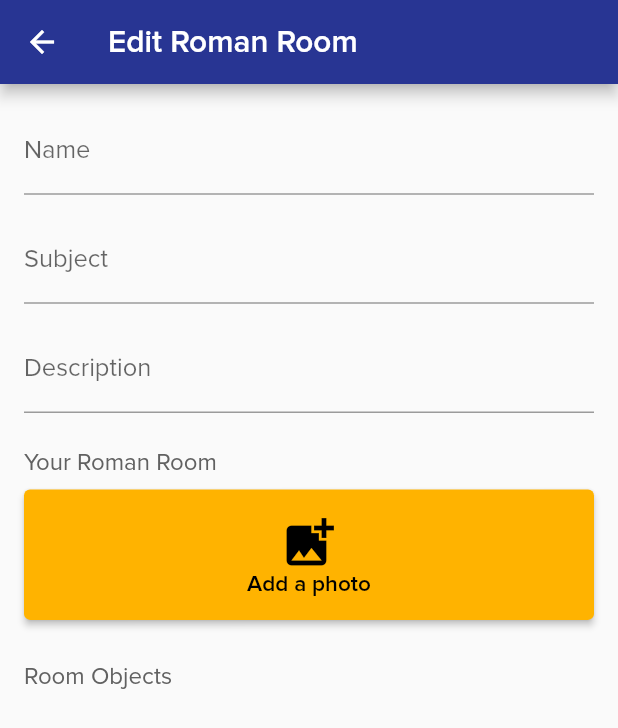
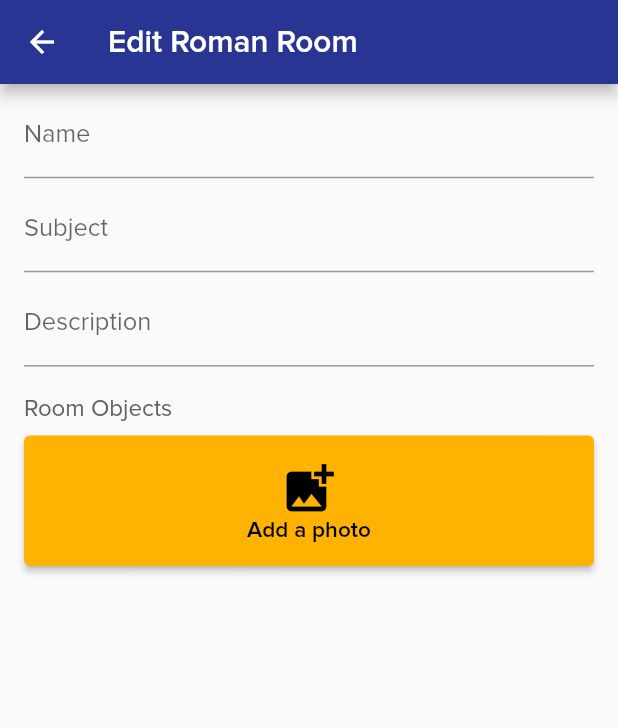
Before and after one commit to AnsonH/comp4521_gp4_accelyst, a Flutter app: the RoomEdit screen opened directly, on a phone screen of 412 x 824 dp. Shown: the top 728 px of the screen. Run offline on Flutter 3.47's test engine with Material 2 defaults, Android fonts, the light colour scheme and no system bars; our stand-ins replace audioplayers, awesome_notifications, flutter_spinkit, image_picker, photo_view, reorderable_grid_view and 3 more; accounts and stored records are empty; project files that could hold a hidden picture were left out.

Commit message:
Bug fixes for Roman Room: Edit/Create New

```diff
--- a/lib/screens/mnemonics/roman_room/room_edit.dart
+++ b/lib/screens/mnemonics/roman_room/room_edit.dart
@@ -1,6 +1,7 @@
 import 'dart:io';
 import 'package:comp4521_gp4_accelyst/models/roman_room/roman_room.dart';
 import 'package:comp4521_gp4_accelyst/models/roman_room/roman_room_item.dart';
+import 'package:comp4521_gp4_accelyst/utils/constants/theme_data.dart';
 import 'package:comp4521_gp4_accelyst/widgets/roman_room/photo_grid/add_photo_button.dart';
 import 'package:comp4521_gp4_accelyst/widgets/roman_room/photo_grid/photo_grid.dart';
 import 'package:flutter/material.dart';
@@ -17,34 +18,46 @@ class RoomEdit extends StatefulWidget {
 class _RoomEditState extends State<RoomEdit> {
   final _formKey = GlobalKey<FormState>();
 
-  // TODO: Unfinished
+  /// Whether users can reorder the room object grid items.
+  bool allowReorder = false;
+
+  // TODO: Load room data from storage service
   final roomData = RomanRoom(
     id: "foo",
     items: [],
   );
 
-  final List<RomanRoomItem> _images = [];
-
   void _addImage(XFile image) {
+    // TODO: Save the image to a persistent, non-cache folder
     // Image is saved to `/data/data/com.example.comp4521_gp4_accelyst/cache`
     // Use "Device File Explorer" to view local files: https://developer.android.com/studio/debug/device-file-explorer
-    setState(() {
-      _images.add(RomanRoomItem(
+    final newRoomItem = RomanRoomItem(
       id: const Uuid().v4(),
       imageFile: File(image.path),
-      ));
+    );
+    newRoomItem.description = newRoomItem.id;
+
+    setState(() {
+      roomData.items.add(newRoomItem);
     });
   }
 
   void _deleteImage(String id) {
-    final imageToRemove = _images.firstWhere((item) => item.id == id);
+    final imageToRemove = roomData.items.firstWhere((item) => item.id == id);
 
     // image_picker always saves images to this app's cache folder. Hence, removing an image chosen from
     // image gallery will only delete the one from the cache folder, not the original copy in the image gallery.
     imageToRemove.imageFile?.delete();
 
     setState(() {
-      _images.removeWhere((image) => image.id == id);
+      roomData.items.removeWhere((image) => image.id == id);
+    });
+  }
+
+  void _onReorder(int oldIndex, int newIndex) {
+    setState(() {
+      final element = roomData.items.removeAt(oldIndex);
+      roomData.items.insert(newIndex, element);
     });
   }
 
@@ -59,62 +72,31 @@ class _RoomEditState extends State<RoomEdit> {
         title: const Text("Edit Roman Room"),
       ),
       body: Container(
-        padding: const EdgeInsets.all(16),
+        padding: const EdgeInsets.fromLTRB(16, 5, 16, 16),
         child: Form(
           key: _formKey,
-          child: CustomScrollView(
-            // Using slivers allow us to scroll the list and grid views together
-            // See https://api.flutter.dev/flutter/widgets/SliverList-class.html
-            slivers: [
-              SliverList(
-                delegate: SliverChildListDelegate(
-                  [
+          child: Column(
+            crossAxisAlignment: CrossAxisAlignment.stretch,
+            children: [
               TextFormField(
                 decoration: const InputDecoration(labelText: "Name"),
               ),
-                    const SizedBox(height: 15),
+              const SizedBox(height: 5),
               TextFormField(
                 decoration: const InputDecoration(labelText: "Subject"),
               ),
-                    const SizedBox(height: 15),
+              const SizedBox(height: 5),
               TextFormField(
-                      decoration:
-                          const InputDecoration(labelText: "Description"),
+                decoration: const InputDecoration(labelText: "Description"),
                 keyboardType: TextInputType.multiline,
                 maxLines: null, // Take as much lines as the input value
               ),
-                    const SizedBox(height: 25),
-                    Text(
-                      "Your Roman Room",
-                      style: TextStyle(
-                        fontSize: 16,
-                        color: Colors.grey[700],
+              SizedBox(
+                height: roomData.items.length >= 2 ? 10 : 20,
               ),
-                    ),
-                    const SizedBox(height: 10),
-                    // Hide the large "Add a photo" button if there are existing photos
-                    _images.isEmpty
-                        ? AddPhotoButton(onSuccess: _addImage)
-                        : Container(),
-                  ],
-                ),
-              ),
-              // Show photo grid if there are existing photos
-              _images.isEmpty
-                  ? SliverList(
-                      delegate: SliverChildListDelegate([]),
-                    )
-                  : PhotoGrid(
-                      roomData: roomData,
-                      itemsData: _images,
-                      itemCount: _images.length,
-                      showAddPhotoButton: true,
-                      onAddPhotoSuccess: _addImage,
-                      onDeletePhoto: _deleteImage,
-                    ),
-              SliverList(
-                delegate: SliverChildListDelegate([
-                  const SizedBox(height: 30),
+              Row(
+                mainAxisAlignment: MainAxisAlignment.spaceBetween,
+                children: [
                   Text(
                     "Room Objects",
                     style: TextStyle(
@@ -122,7 +104,51 @@ class _RoomEditState extends State<RoomEdit> {
                       color: Colors.grey[700],
                     ),
                   ),
-                ]),
+                  // Reorder button
+                  if (roomData.items.length >= 2)
+                    OutlinedButton.icon(
+                      onPressed: () {
+                        setState(() => allowReorder = !allowReorder);
+
+                        if (allowReorder) {
+                          _showReorderSnackbar(context);
+                        }
+                      },
+                      icon: Icon(
+                        allowReorder ? Icons.done : Icons.import_export,
+                        size: 22,
+                      ),
+                      label: Text(allowReorder ? "Finish Reorder" : "Reorder"),
+                      style: OutlinedButton.styleFrom(
+                        padding: const EdgeInsets.fromLTRB(8, 4, 10, 4),
+                        primary: allowReorder ? Colors.green[800] : null,
+                        side: BorderSide(
+                          color:
+                              allowReorder ? Colors.green[800]! : primaryColor!,
+                        ),
+                      ),
+                    ),
+                ],
+              ),
+              const SizedBox(height: 10),
+              roomData.items.isEmpty
+                  ? AddPhotoButton(onSuccess: _addImage)
+                  : Expanded(
+                      child: Scrollbar(
+                        child: SingleChildScrollView(
+                          child: PhotoGrid(
+                            roomData: roomData,
+                            itemsData: roomData.items,
+                            // Hide the "Add Photo" button if user pressed "Reorder" button
+                            // Otherwise, users can reorder the "Add Photo" button and cause bugs
+                            showAddPhotoButton: !allowReorder,
+                            onAddPhotoSuccess: _addImage,
+                            onDeletePhoto: _deleteImage,
+                            allowReorder: allowReorder,
+                            onReorder: _onReorder,
+                          ),
+                        ),
+                      ),
                     ),
             ],
           ),
@@ -131,3 +157,19 @@ class _RoomEditState extends State<RoomEdit> {
     );
   }
 }
+
+void _showReorderSnackbar(BuildContext context) {
+  ScaffoldMessenger.of(context).showSnackBar(
+    SnackBar(
+      content: const Text("Hold and drag a room object to reorder."),
+      action: SnackBarAction(
+        label: "OK",
+        textColor: secondaryColor,
+        onPressed: () {
+          ScaffoldMessenger.of(context).hideCurrentSnackBar();
+        },
+      ),
+      behavior: SnackBarBehavior.floating,
+    ),
+  );
+}
--- a/lib/widgets/roman_room/photo_grid/photo_carousel.dart
+++ b/lib/widgets/roman_room/photo_grid/photo_carousel.dart
@@ -124,7 +124,7 @@ class _PhotoCarouselState extends State<PhotoCarousel> {
                 mainAxisSize: MainAxisSize.min,
                 children: [
                   Text(
-                    "Image ${currentOldIndex + 1}",
+                    "Item ${currentOldIndex + 1}",
                     style: const TextStyle(
                       color: Colors.white,
                       fontSize: 22.0,
```
Also changed, not shown: lib/screens/mnemonics/roman_room/room_recall.dart (+5 -4 lines), lib/utils/constants/theme_data.dart (+11 -0 lines), lib/widgets/roman_room/photo_grid/photo_grid.dart (+11 -11 lines). Lines whose indentation alone changed are shown as unchanged.
